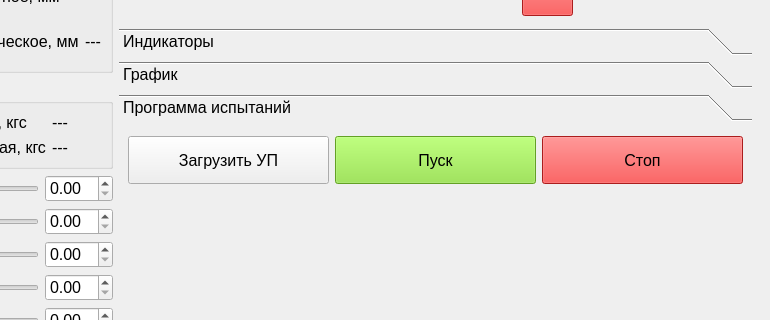
This is BallScrewVCP3.ui in Ornstein89/BallScrewControl_QtVCP as Qt 5 draws it before an edit; both pictures show x 423 to 1193 and y 186 to 506 of the 1193 by 891 pixel window. The edited form follows.
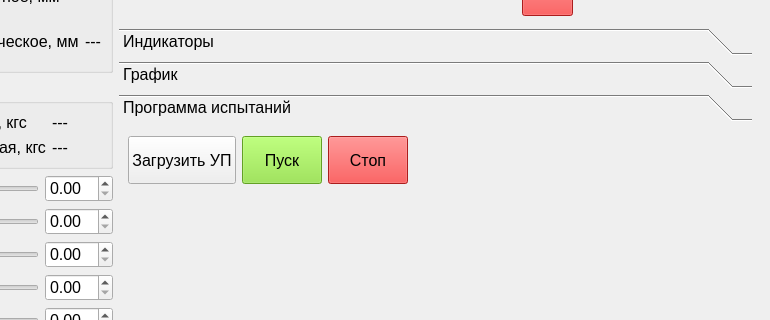
This is the edited form. The open tabs and pages were chosen to show the change. Icons and pictures are not drawn. Custom widgets are drawn as their Qt base class.

Diff of the .ui file:
```diff
--- a/BallScrewVCP3.ui
+++ b/BallScrewVCP3.ui
@@ -1243,7 +1243,20 @@
                 </property>
                </widget>
               </item>
-              <item row="3" column="0" colspan="3">
+              <item row="2" column="3">
+               <spacer name="horizontalSpacer">
+                <property name="orientation">
+                 <enum>Qt::Horizontal</enum>
+                </property>
+                <property name="sizeHint" stdset="0">
+                 <size>
+                  <width>40</width>
+                  <height>20</height>
+                 </size>
+                </property>
+               </spacer>
+              </item>
+              <item row="3" column="0" colspan="4">
                <widget class="GcodeEditor" name="gcode_editor33">
                 <property name="sizePolicy">
                  <sizepolicy hsizetype="Expanding" vsizetype="Expanding">
```
Left out of the diff: 2 changed lines with no effect on the pictures.
